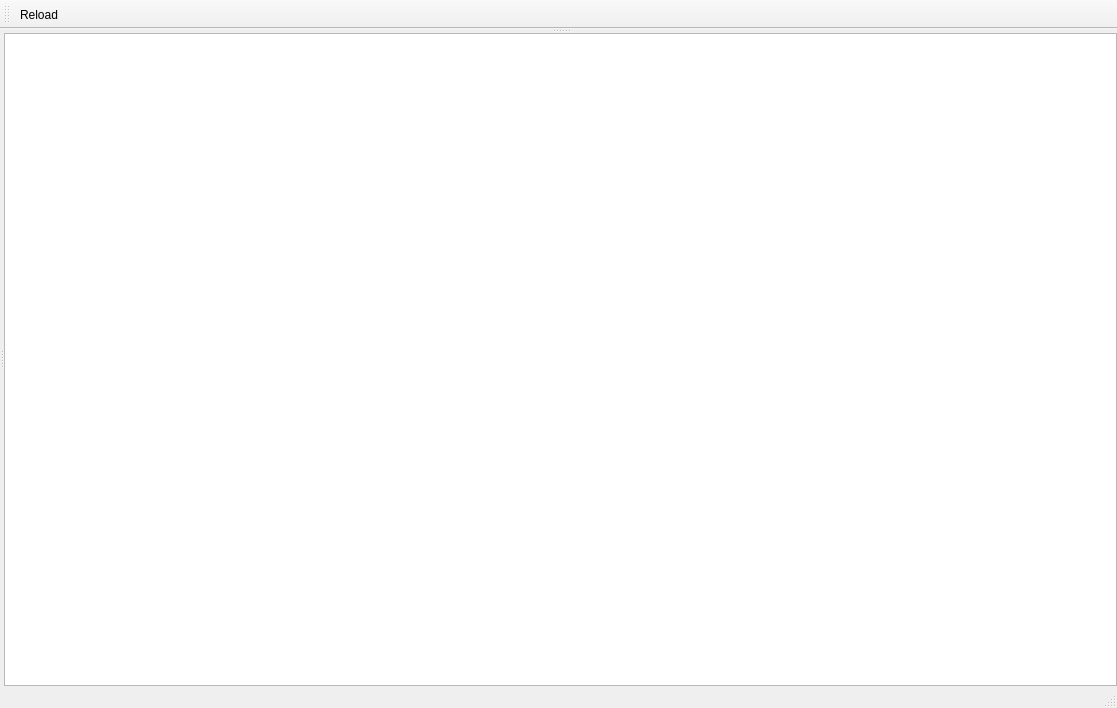
The window that src/home/flibrary/ui/MainWindow.ui (heimdallr/books) describes before a commit, drawn with Qt 5.
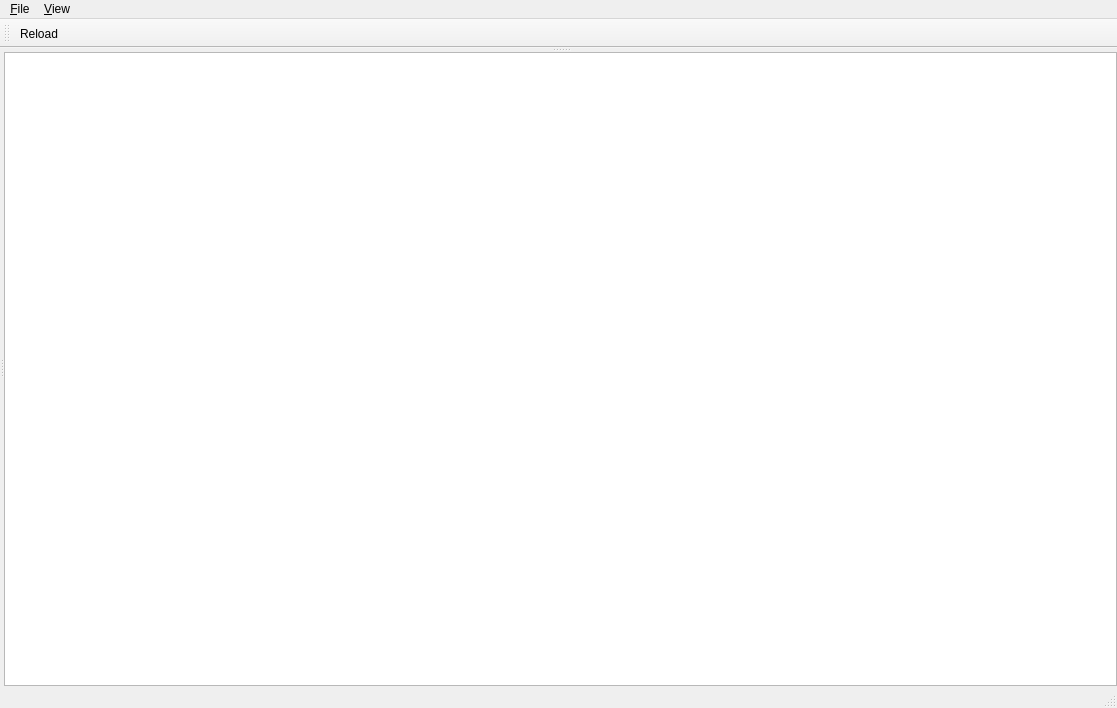
The same window after the commit.

```diff
--- a/src/home/flibrary/ui/MainWindow.ui
+++ b/src/home/flibrary/ui/MainWindow.ui
@@ -155,6 +155,27 @@
      <height>22</height>
     </rect>
    </property>
+   <widget class="QMenu" name="menuFile">
+    <property name="title">
+     <string>&amp;File</string>
+    </property>
+    <addaction name="actionE_xit"/>
+   </widget>
+   <widget class="QMenu" name="menuView">
+    <property name="title">
+     <string>&amp;View</string>
+    </property>
+    <widget class="QMenu" name="menuFont">
+     <property name="title">
+      <string>Font</string>
+     </property>
+     <addaction name="actionFontSizeUp"/>
+     <addaction name="actionFontSizeDown"/>
+    </widget>
+    <addaction name="menuFont"/>
+   </widget>
+   <addaction name="menuFile"/>
+   <addaction name="menuView"/>
   </widget>
   <widget class="QToolBar" name="mainToolBar">
    <attribute name="toolBarArea">
```
Left out of the diff: 37 changed lines with no effect on the pictures.
